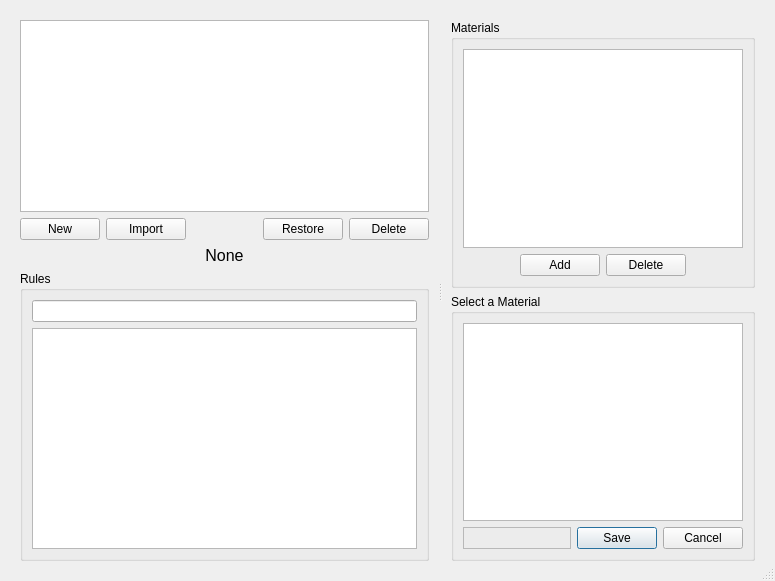
The window that freecad/DFM/gui/resources/ui/process_library.ui (ryankembrey/FreeCAD-DFM-Workbench) describes before a commit, drawn with Qt 5.
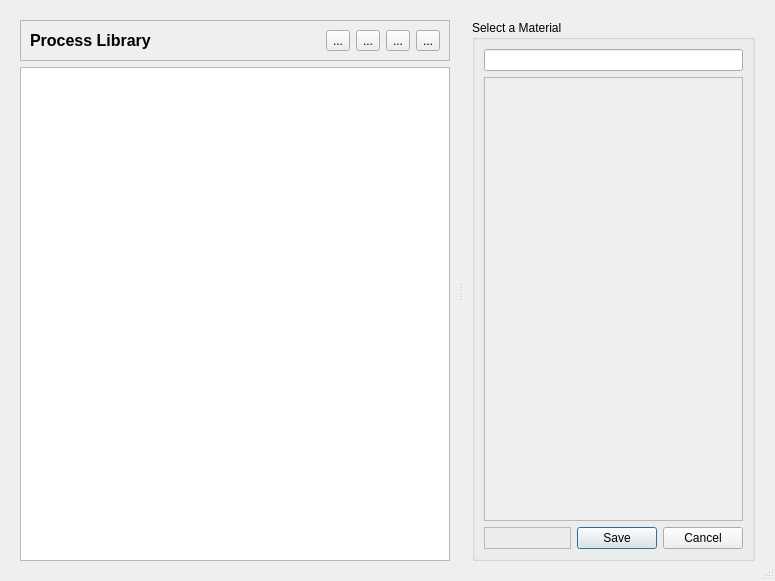
The same window after the commit.

Commit message: Rework Process Library to use rule cards

```diff
--- a/freecad/DFM/gui/resources/ui/process_library.ui
+++ b/freecad/DFM/gui/resources/ui/process_library.ui
@@ -48,10 +48,90 @@
        <enum>QFrame::Shadow::Raised</enum>
       </property>
       <layout class="QVBoxLayout" name="verticalLayout">
+       <item>
+        <widget class="QFrame" name="fTreeHeader">
+         <property name="frameShape">
+          <enum>QFrame::Shape::StyledPanel</enum>
+         </property>
+         <property name="frameShadow">
+          <enum>QFrame::Shadow::Raised</enum>
+         </property>
+         <layout class="QHBoxLayout" name="horizontalLayout_3">
+          <item>
+           <widget class="QLabel" name="lTitle">
+            <property name="font">
+             <font>
+              <pointsize>12</pointsize>
+              <bold>true</bold>
+             </font>
+            </property>
+            <property name="text">
+             <string>Process Library</string>
+            </property>
+           </widget>
+          </item>
+          <item>
+           <spacer name="horizontalSpacer">
+            <property name="orientation">
+             <enum>Qt::Orientation::Horizontal</enum>
+            </property>
+            <property name="sizeHint" stdset="0">
+             <size>
+              <width>40</width>
+              <height>20</height>
+             </size>
+            </property>
+           </spacer>
+          </item>
+          <item>
+           <widget class="QToolButton" name="tbNew">
+            <property name="toolTip">
+             <string>Creates a new manufacturing process or material</string>
+            </property>
+            <property name="text">
+             <string>...</string>
+            </property>
+           </widget>
+          </item>
+          <item>
+           <widget class="QToolButton" name="tbDelete">
+            <property name="toolTip">
+             <string>Deletes the selected manufacturing process or material.
+
+Note that built-in processes and the Default material cannot be deleted.</string>
+            </property>
+            <property name="text">
+             <string>...</string>
+            </property>
+           </widget>
+          </item>
+          <item>
+           <widget class="QToolButton" name="tbImport">
+            <property name="toolTip">
+             <string>Opens a file browser to select a .yaml manufacturing process configuration file to add to the Process Library.</string>
+            </property>
+            <property name="text">
+             <string>...</string>
+            </property>
+           </widget>
+          </item>
+          <item>
+           <widget class="QToolButton" name="tbRestore">
+            <property name="toolTip">
+             <string>Restores the selected manufacturing process to the default parameters defined by the built-in configuation.</string>
+            </property>
+            <property name="text">
+             <string>...</string>
+            </property>
+           </widget>
+          </item>
+         </layout>
+        </widget>
+       </item>
        <item>
         <widget class="QTreeWidget" name="twProcess">
          <property name="sizePolicy">
-          <sizepolicy hsizetype="Expanding" vsizetype="Preferred">
+          <sizepolicy hsizetype="Expanding" vsizetype="Expanding">
            <horstretch>0</horstretch>
            <verstretch>0</verstretch>
           </sizepolicy>
@@ -66,184 +146,6 @@
          </column>
         </widget>
        </item>
-       <item>
-        <layout class="QHBoxLayout" name="horizontalLayout" stretch="1,1,0,1,1">
-         <item>
-          <widget class="QPushButton" name="pbNewProcess">
-           <property name="sizePolicy">
-            <sizepolicy hsizetype="Fixed" vsizetype="Fixed">
-             <horstretch>0</horstretch>
-             <verstretch>0</verstretch>
-            </sizepolicy>
-           </property>
-           <property name="toolTip">
-            <string>Adds a new process to the library</string>
-           </property>
-           <property name="text">
-            <string>New</string>
-           </property>
-          </widget>
-         </item>
-         <item>
-          <widget class="QPushButton" name="pbImport">
-           <property name="sizePolicy">
-            <sizepolicy hsizetype="Fixed" vsizetype="Fixed">
-             <horstretch>0</horstretch>
-             <verstretch>0</verstretch>
-            </sizepolicy>
-           </property>
-           <property name="toolTip">
-            <string>Imports a process from a .yaml file</string>
-           </property>
-           <property name="text">
-            <string>Import</string>
-           </property>
-          </widget>
-         </item>
-         <item>
-          <spacer name="horizontalSpacer_3">
-           <property name="orientation">
-            <enum>Qt::Orientation::Horizontal</enum>
-           </property>
-           <property name="sizeHint" stdset="0">
-            <size>
-             <width>40</width>
-             <height>20</height>
-            </size>
-           </property>
-          </spacer>
-         </item>
-         <item>
-          <widget class="QPushButton" name="pbRestoreDefault">
-           <property name="sizePolicy">
-            <sizepolicy hsizetype="Fixed" vsizetype="Fixed">
-             <horstretch>0</horstretch>
-             <verstretch>0</verstretch>
-            </sizepolicy>
-           </property>
-           <property name="toolTip">
-            <string>Restores a built-in process to its default configuration</string>
-           </property>
-           <property name="styleSheet">
-            <string notr="true"/>
-           </property>
-           <property name="text">
-            <string>Restore</string>
-           </property>
-           <property name="flat">
-            <bool>false</bool>
-           </property>
-          </widget>
-         </item>
-         <item>
-          <widget class="QPushButton" name="pbDeleteProcess">
-           <property name="sizePolicy">
-            <sizepolicy hsizetype="Fixed" vsizetype="Fixed">
-             <horstretch>0</horstretch>
-             <verstretch>0</verstretch>
-            </sizepolicy>
-           </property>
-           <property name="toolTip">
-            <string>Deletes a process from the library</string>
-           </property>
-           <property name="styleSheet">
-            <string notr="true"/>
-           </property>
-           <property name="text">
-            <string>Delete</string>
-           </property>
-           <property name="flat">
-            <bool>false</bool>
-           </property>
-          </widget>
-         </item>
-        </layout>
-       </item>
-       <item>
-        <widget class="QLabel" name="lProcess">
-         <property name="sizePolicy">
-          <sizepolicy hsizetype="Preferred" vsizetype="Fixed">
-           <horstretch>0</horstretch>
-           <verstretch>0</verstretch>
-          </sizepolicy>
-         </property>
-         <property name="font">
-          <font>
-           <pointsize>12</pointsize>
-          </font>
-         </property>
-         <property name="toolTip">
-          <string>The currently selected process in the tree</string>
-         </property>
-         <property name="layoutDirection">
-          <enum>Qt::LayoutDirection::LeftToRight</enum>
-         </property>
-         <property name="text">
-          <string>None</string>
-         </property>
-         <property name="scaledContents">
-          <bool>false</bool>
-         </property>
-         <property name="alignment">
-          <set>Qt::AlignmentFlag::AlignCenter</set>
-         </property>
-         <property name="margin">
-          <number>2</number>
-         </property>
-        </widget>
-       </item>
-       <item>
-        <widget class="QGroupBox" name="gbRules">
-         <property name="sizePolicy">
-          <sizepolicy hsizetype="Preferred" vsizetype="Preferred">
-           <horstretch>0</horstretch>
-           <verstretch>0</verstretch>
-          </sizepolicy>
-         </property>
-         <property name="minimumSize">
-          <size>
-           <width>0</width>
-           <height>0</height>
-          </size>
-         </property>
-         <property name="layoutDirection">
-          <enum>Qt::LayoutDirection::LeftToRight</enum>
-         </property>
-         <property name="title">
-          <string>Rules</string>
-         </property>
-         <layout class="QVBoxLayout" name="verticalLayout_2">
-          <item>
-           <widget class="QLineEdit" name="leSearchRules"/>
-          </item>
-          <item>
-           <widget class="QListWidget" name="lwRules">
-            <property name="sizePolicy">
-             <sizepolicy hsizetype="Preferred" vsizetype="Expanding">
-              <horstretch>0</horstretch>
-              <verstretch>0</verstretch>
-             </sizepolicy>
-            </property>
-            <property name="maximumSize">
-             <size>
-              <width>16777215</width>
-              <height>16777215</height>
-             </size>
-            </property>
-            <property name="toolTip">
-             <string>&lt;html&gt;&lt;head/&gt;&lt;body&gt;&lt;p&gt;Enables manufacturing rules for the active process.&lt;/p&gt;&lt;/body&gt;&lt;/html&gt;</string>
-            </property>
-            <property name="modelColumn">
-             <number>0</number>
-            </property>
-            <property name="sortingEnabled">
-             <bool>false</bool>
-            </property>
-           </widget>
-          </item>
-         </layout>
-        </widget>
-       </item>
       </layout>
      </widget>
      <widget class="QFrame" name="fRight">
@@ -263,78 +165,6 @@
        <number>0</number>
       </property>
       <layout class="QVBoxLayout" name="verticalLayout_4">
-       <item>
-        <widget class="QGroupBox" name="gbMaterial">
-         <property name="sizePolicy">
-          <sizepolicy hsizetype="Preferred" vsizetype="Expanding">
-           <horstretch>0</horstretch>
-           <verstretch>0</verstretch>
-          </sizepolicy>
-         </property>
-         <property name="title">
-          <string>Materials</string>
-         </property>
-         <layout class="QVBoxLayout" name="verticalLayout_6">
-          <item>
-           <widget class="QTableWidget" name="twMaterials">
-            <property name="toolTip">
-             <string/>
-            </property>
-           </widget>
-          </item>
-          <item>
-           <layout class="QHBoxLayout" name="horizontalLayout_2" stretch="1,0,0,1">
-            <item>
-             <spacer name="horizontalSpacer">
-              <property name="orientation">
-               <enum>Qt::Orientation::Horizontal</enum>
-              </property>
-              <property name="sizeHint" stdset="0">
-               <size>
-                <width>40</width>
-                <height>20</height>
-               </size>
-              </property>
-             </spacer>
-            </item>
-            <item>
-             <widget class="QPushButton" name="pbMaterialAdd">
-              <property name="toolTip">
-               <string>Adds a new material to the active process</string>
-              </property>
-              <property name="text">
-               <string>Add</string>
-              </property>
-             </widget>
-            </item>
-            <item>
-             <widget class="QPushButton" name="pbMaterialDelete">
-              <property name="toolTip">
-               <string>Removes the selected material from the active process</string>
-              </property>
-              <property name="text">
-               <string>Delete</string>
-              </property>
-             </widget>
-            </item>
-            <item>
-             <spacer name="horizontalSpacer_2">
-              <property name="orientation">
-               <enum>Qt::Orientation::Horizontal</enum>
-              </property>
-              <property name="sizeHint" stdset="0">
-               <size>
-                <width>40</width>
-                <height>20</height>
-               </size>
-              </property>
-             </spacer>
-            </item>
-           </layout>
-          </item>
-         </layout>
-        </widget>
-       </item>
        <item>
         <widget class="QGroupBox" name="gbMaterialEdit">
          <property name="title">
@@ -342,7 +172,24 @@
          </property>
          <layout class="QVBoxLayout" name="verticalLayout_3">
           <item>
-           <widget class="QTableWidget" name="twMaterialEdit"/>
+           <widget class="QLineEdit" name="leSearchRules"/>
+          </item>
+          <item>
+           <widget class="QScrollArea" name="twMaterialEdit">
+            <property name="widgetResizable">
+             <bool>true</bool>
+            </property>
+            <widget class="QWidget" name="scrollAreaWidgetContents">
+             <property name="geometry">
+              <rect>
+               <x>0</x>
+               <y>0</y>
+               <width>218</width>
+               <height>435</height>
+              </rect>
+             </property>
+            </widget>
+           </widget>
           </item>
           <item>
            <layout class="QGridLayout" name="gridLayout_2" columnstretch="2,0">
```
The commit also changes 5 other files.
